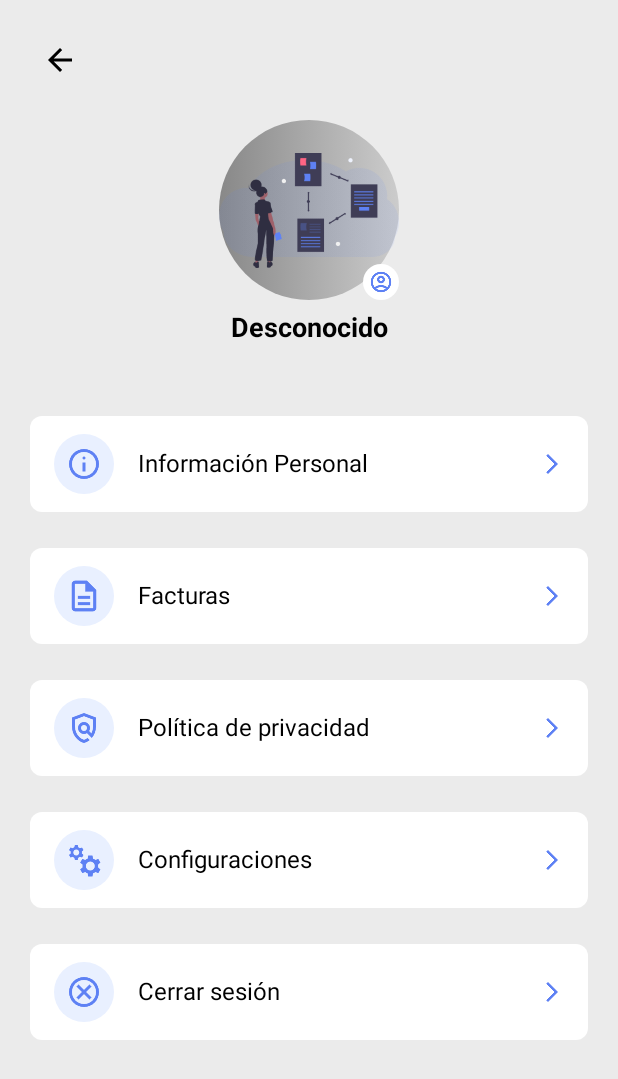
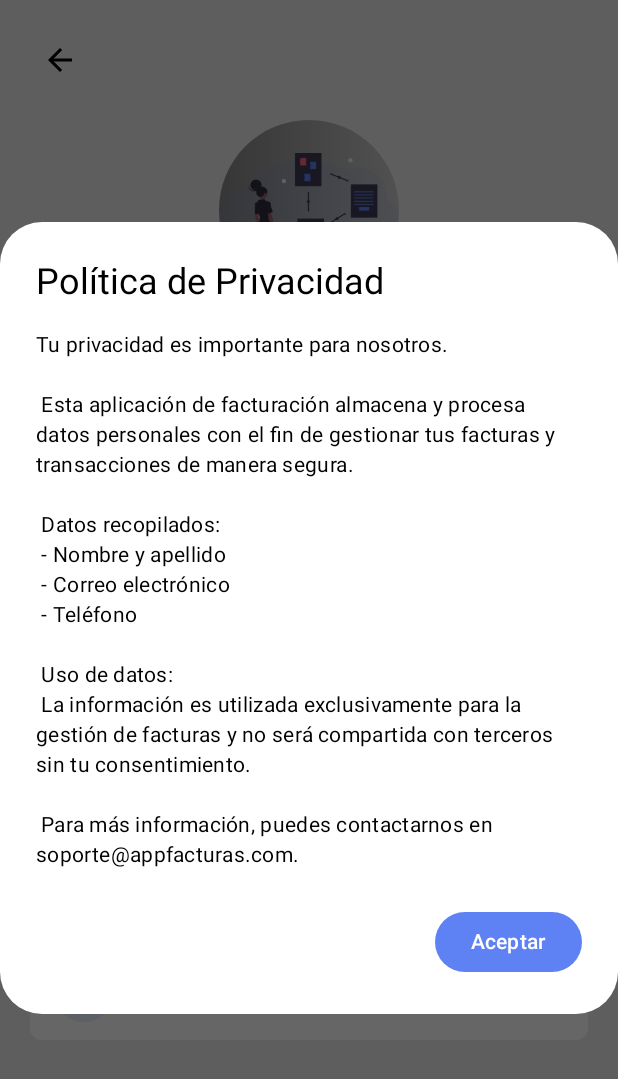
Before and after one commit to JorgeNebrija/ProyectosFacturas, an Android app built with Jetpack Compose: the composable PantallaPerfil shown on its own in the app's theme, after a tap on "Política de privacidad", on a phone screen of 412 x 824 dp. Shown: the top 1079 px of the screen. Run offline under Robolectric (Android 15) with nearby library versions, the phone set to English and light mode, and no system bars; our stand-ins replace Firebase (no records; nobody signed in at launch, a user with empty details on screens opened directly).

Commit message:
He terminado PantallaPerfil, pudiendo cambiar la contraseña mediante un correo, mejoras de las demás implementaciones.

```diff
--- a/app/src/main/java/com/example/proyectofacturas/vistas/pantallaPerfil.kt
+++ b/app/src/main/java/com/example/proyectofacturas/vistas/pantallaPerfil.kt
@@ -13,6 +13,7 @@ import androidx.compose.ui.Modifier
 import androidx.compose.ui.graphics.Brush
 import androidx.compose.ui.graphics.Color
 import androidx.compose.ui.res.painterResource
+import androidx.compose.ui.res.stringResource
 import androidx.compose.ui.text.font.FontWeight
 import androidx.compose.ui.unit.dp
 import androidx.compose.ui.unit.sp
@@ -38,6 +39,10 @@ fun PantallaPerfil(navController: NavHostController, facturaViewModel: FacturaVi
 
     var showDialog by remember { mutableStateOf(false) }
     var showLogoutDialog by remember { mutableStateOf(false) } // Estado para la alerta de cerrar sesión
+    var showPrivacyDialog by remember { mutableStateOf(false) } // Estado para la alerta de Políticas de Privacidad
+    var showChangePasswordDialog by remember { mutableStateOf(false) }
+
+
 
     // Diálogo de información personal
     if (showDialog) {
@@ -97,6 +102,35 @@ fun PantallaPerfil(navController: NavHostController, facturaViewModel: FacturaVi
             containerColor = Blanco
         )
     }
+    // Diálogo de Políticas de Privacidad
+    if (showPrivacyDialog) {
+        AlertDialog(
+            onDismissRequest = { showPrivacyDialog = false },
+            title = { Text(text = "Política de Privacidad", color = Color.Black) },
+            text = {
+                Column {
+                    Text(
+                        text = stringResource(id = R.string.politica_privacidad),
+                        color = Color.Black
+                    )
+                }
+            },
+            confirmButton = {
+                Button(
+                    onClick = { showPrivacyDialog = false },
+                    colors = ButtonDefaults.buttonColors(containerColor = AzulPrincipal)
+                ) {
+                    Text("Aceptar")
+                }
+            },
+            containerColor = Blanco
+        )
+    }
+    // AQUÍ se coloca el if para mostrar la alerta cuando showChangePasswordDialog sea true
+    if (showChangePasswordDialog) {
+        CambiarContrasenaDialog(onDismiss = { showChangePasswordDialog = false })
+    }
+
 
     // Recuperar datos del usuario desde Firestore
     LaunchedEffect(Unit) {
@@ -189,13 +223,15 @@ fun PantallaPerfil(navController: NavHostController, facturaViewModel: FacturaVi
                 navController.navigate("facturas")
             }
 
+            // Opción de Políticas de Privacidad con alerta
             PerfilOptionItem(icon = R.drawable.ic_politica, text = "Política de privacidad") {
-                navController.navigate("politica")
+                showPrivacyDialog = true // Muestra la alerta en lugar de navegar
             }
 
-            PerfilOptionItem(icon = R.drawable.ic_configuraciones, text = "Configuraciones") {
-                navController.navigate("configuraciones")
+            PerfilOptionItem(icon = R.drawable.ic_configuraciones, text = "Cambiar Contraseña") {
+                showChangePasswordDialog = true
             }
+
 
             // Opción de cerrar sesión con diálogo de confirmación
             PerfilOptionItem(icon = R.drawable.ic_cerrar, text = "Cerrar sesión") {
@@ -240,4 +276,70 @@ fun PerfilOptionItem(icon: Int, text: String, onClick: () -> Unit) {
             modifier = Modifier.size(16.dp)
         )
     }
+
 }
+@Composable
+fun CambiarContrasenaDialog(onDismiss: () -> Unit) {
+    var email by remember { mutableStateOf("") }
+    var mensajeError by remember { mutableStateOf<String?>(null) }
+    var mensajeExito by remember { mutableStateOf<String?>(null) }
+
+    AlertDialog(
+        onDismissRequest = { onDismiss() },
+        title = { Text(text = "Cambiar Contraseña", color = Color.Black) },
+        text = {
+            Column {
+                Text(text = "Ingresa tu correo electrónico para recibir un enlace de recuperación.", color = Color.Black)
+                Spacer(modifier = Modifier.height(8.dp))
+
+                OutlinedTextField(
+                    value = email,
+                    onValueChange = { email = it },
+                    label = { Text("Correo electrónico") },
+                    singleLine = true,
+                    modifier = Modifier.fillMaxWidth()
+                )
+
+                mensajeError?.let {
+                    Text(text = it, color = Color.Red, fontSize = 14.sp)
+                }
+
+                mensajeExito?.let {
+                    Text(text = it, color = Color.Green, fontSize = 14.sp)
+                }
+            }
+        },
+        confirmButton = {
+            Button(
+                onClick = {
+                    if (email.isNotEmpty()) {
+                        FirebaseAuth.getInstance().sendPasswordResetEmail(email)
+                            .addOnSuccessListener {
+                                mensajeExito = "Correo enviado. Revisa tu bandeja de entrada."
+                                mensajeError = null
+                            }
+                            .addOnFailureListener { e ->
+                                mensajeError = "Error: ${e.message}"
+                                mensajeExito = null
+                            }
+                    } else {
+                        mensajeError = "El correo no puede estar vacío."
+                        mensajeExito = null
+                    }
+                },
+                colors = ButtonDefaults.buttonColors(containerColor = AzulPrincipal)
+            ) {
+                Text("Enviar Instrucciones")
+            }
+        },
+        dismissButton = {
+            Button(
+                onClick = { onDismiss() },
+                colors = ButtonDefaults.buttonColors(containerColor = Color.Gray)
+            ) {
+                Text("Cancelar")
+            }
+        },
+        containerColor = Blanco
+    )
+}
--- a/app/src/main/res/values/strings.xml
+++ b/app/src/main/res/values/strings.xml
@@ -1,3 +1,19 @@
 <resources>
     <string name="app_name">ProyectoFacturas</string>
+    <string name="politica_privacidad">
+    Tu privacidad es importante para nosotros.\n\n
+    Esta aplicación de facturación almacena y procesa datos personales con el fin de gestionar tus facturas y transacciones de manera segura.\n\n
+
+    Datos recopilados:\n
+    - Nombre y apellido\n
+    - Correo electrónico\n
+    - Teléfono\n\n
+
+    Uso de datos:\n
+    La información es utilizada exclusivamente para la gestión de facturas y no será compartida con terceros sin tu consentimiento.\n\n
+
+    Para más información, puedes contactarnos en soporte@appfacturas.com.
+</string>
+
+
 </resources>
```
